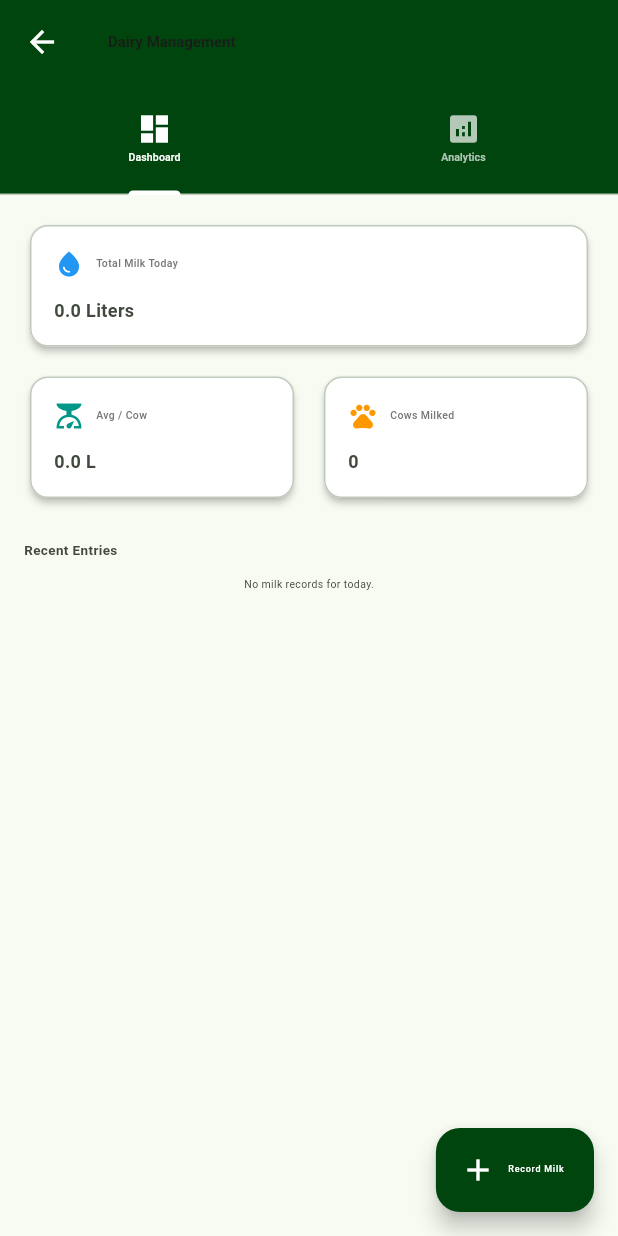
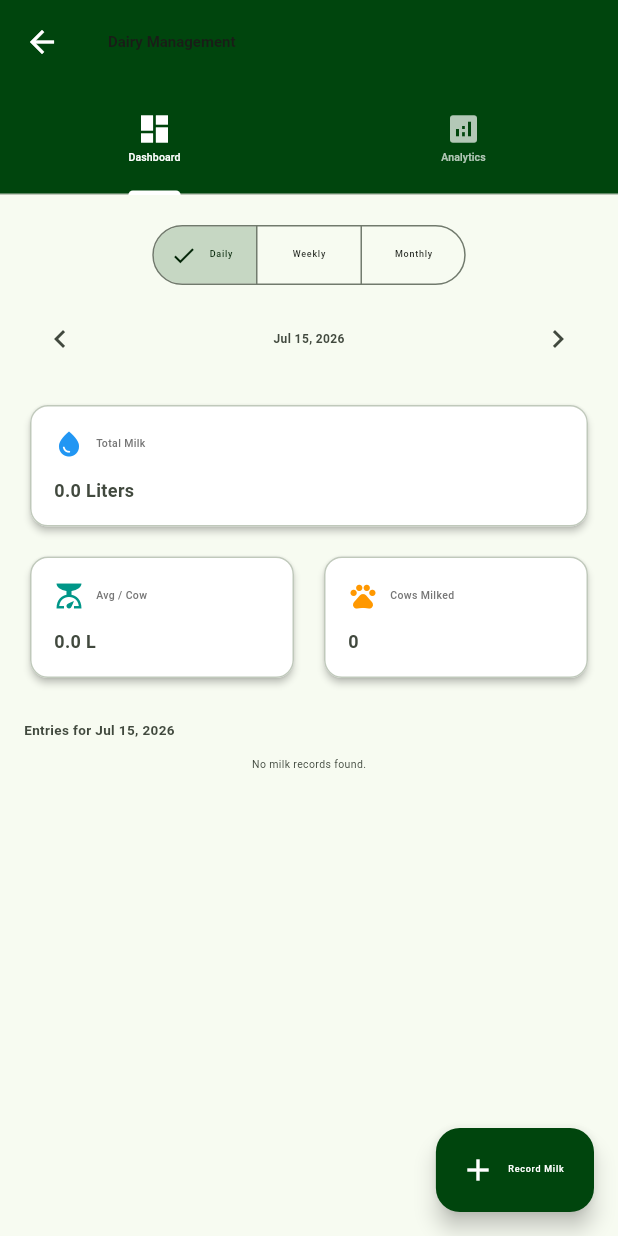
Before and after one commit to Mufti-IBAK/IFMS, a Flutter app: the DairyScreen screen opened by its route, on a phone screen of 412 x 824 dp. Run offline on Flutter 3.47's test engine with Material 3 defaults, Android fonts, the light colour scheme and no system bars; our stand-ins replace connectivity_plus, dio, drift, firebase_core, firebase_messaging, flutter_bloc and 9 more; missing offline and left inert: sqlite3; accounts and stored records are empty; generated files the repository leaves out were written again; network calls fail; statements that could not run were skipped.

Commit message:
UI refinements: use Naira symbol, map Cow IDs in dairy views, add date navigator to dairy dashboard

```diff
--- a/mobile/lib/features/dairy/dairy_bloc.dart
+++ b/mobile/lib/features/dairy/dairy_bloc.dart
@@ -20,6 +20,16 @@ class ChangeAnalyticsFilter extends DairyEvent {
   ChangeAnalyticsFilter(this.filter);
 }
 
+class ChangeDashboardFilter extends DairyEvent {
+  final AnalyticsFilter filter;
+  ChangeDashboardFilter(this.filter);
+}
+
+class ChangeDashboardDate extends DairyEvent {
+  final DateTime date;
+  ChangeDashboardDate(this.date);
+}
+
 // --- States ---
 abstract class DairyState {}
 
@@ -27,11 +37,15 @@ class DairyInitial extends DairyState {}
 class DairyLoading extends DairyState {}
 
 class DairyLoaded extends DairyState {
-  final List<LocalMilkRecord> todayRecords;
-  final double totalMilkToday;
-  final double averagePerCow;
-  final Map<String, double> topProducers; // animalId -> liters
-  final Map<String, double> lowPerformers;
+  final List<LocalMilkRecord> dashboardRecords;
+  final double totalMilkDashboard;
+  final double averagePerCowDashboard;
+  final Map<String, double> topProducersDashboard;
+  final Map<String, double> lowPerformersDashboard;
+
+  final DateTime selectedDashboardDate;
+  final AnalyticsFilter dashboardFilter;
+  final Map<String, String> animalTagMap; // Maps UUID to Tag ID
 
   // Analytics tab specific
   final AnalyticsFilter currentFilter;
@@ -42,11 +56,14 @@ class DairyLoaded extends DairyState {
   final double totalYieldForPeriod;
 
   DairyLoaded({
-    required this.todayRecords,
-    required this.totalMilkToday,
-    required this.averagePerCow,
-    required this.topProducers,
-    required this.lowPerformers,
+    required this.dashboardRecords,
+    required this.totalMilkDashboard,
+    required this.averagePerCowDashboard,
+    required this.topProducersDashboard,
+    required this.lowPerformersDashboard,
+    required this.selectedDashboardDate,
+    required this.dashboardFilter,
+    required this.animalTagMap,
     required this.currentFilter,
     required this.herdChartData,
     required this.herdChartLabels,
@@ -56,11 +73,14 @@ class DairyLoaded extends DairyState {
   });
 
   DairyLoaded copyWith({
-    List<LocalMilkRecord>? todayRecords,
-    double? totalMilkToday,
-    double? averagePerCow,
-    Map<String, double>? topProducers,
-    Map<String, double>? lowPerformers,
+    List<LocalMilkRecord>? dashboardRecords,
+    double? totalMilkDashboard,
+    double? averagePerCowDashboard,
+    Map<String, double>? topProducersDashboard,
+    Map<String, double>? lowPerformersDashboard,
+    DateTime? selectedDashboardDate,
+    AnalyticsFilter? dashboardFilter,
+    Map<String, String>? animalTagMap,
     AnalyticsFilter? currentFilter,
     List<double>? herdChartData,
     List<String>? herdChartLabels,
@@ -69,11 +89,14 @@ class DairyLoaded extends DairyState {
     double? totalYieldForPeriod,
   }) {
     return DairyLoaded(
-      todayRecords: todayRecords ?? this.todayRecords,
-      totalMilkToday: totalMilkToday ?? this.totalMilkToday,
-      averagePerCow: averagePerCow ?? this.averagePerCow,
-      topProducers: topProducers ?? this.topProducers,
-      lowPerformers: lowPerformers ?? this.lowPerformers,
+      dashboardRecords: dashboardRecords ?? this.dashboardRecords,
+      totalMilkDashboard: totalMilkDashboard ?? this.totalMilkDashboard,
+      averagePerCowDashboard: averagePerCowDashboard ?? this.averagePerCowDashboard,
+      topProducersDashboard: topProducersDashboard ?? this.topProducersDashboard,
+      lowPerformersDashboard: lowPerformersDashboard ?? this.lowPerformersDashboard,
+      selectedDashboardDate: selectedDashboardDate ?? this.selectedDashboardDate,
+      dashboardFilter: dashboardFilter ?? this.dashboardFilter,
+      animalTagMap: animalTagMap ?? this.animalTagMap,
       currentFilter: currentFilter ?? this.currentFilter,
       herdChartData: herdChartData ?? this.herdChartData,
       herdChartLabels: herdChartLabels ?? this.herdChartLabels,
@@ -95,44 +118,92 @@ class DairyBloc extends Bloc<DairyEvent, DairyState> {
   final AnimalsRepository animalsRepo;
   AnalyticsFilter _currentFilter = AnalyticsFilter.daily;
 
+  DateTime _dashboardDate = DateTime.now();
+  AnalyticsFilter _dashboardFilter = AnalyticsFilter.daily;
+
   DairyBloc(this.dairyRepo, this.animalsRepo) : super(DairyInitial()) {
     on<LoadDairyData>(_onLoadDairyData);
     on<AddMilkEntry>(_onAddMilkEntry);
     on<ChangeAnalyticsFilter>(_onChangeAnalyticsFilter);
+    on<ChangeDashboardFilter>(_onChangeDashboardFilter);
+    on<ChangeDashboardDate>(_onChangeDashboardDate);
   }
 
   Future<void> _onLoadDairyData(LoadDairyData event, Emitter<DairyState> emit) async {
     emit(DairyLoading());
+    await _loadAllData(emit);
+  }
+
+  Future<void> _onChangeDashboardFilter(ChangeDashboardFilter event, Emitter<DairyState> emit) async {
+    _dashboardFilter = event.filter;
+    if (state is DairyLoaded) {
+      emit(DairyLoading());
+      await _loadAllData(emit);
+    }
+  }
+
+  Future<void> _onChangeDashboardDate(ChangeDashboardDate event, Emitter<DairyState> emit) async {
+    _dashboardDate = event.date;
+    if (state is DairyLoaded) {
+      emit(DairyLoading());
+      await _loadAllData(emit);
+    }
+  }
+
+  Future<void> _loadAllData(Emitter<DairyState> emit) async {
     try {
-      final now = DateTime.now();
+      final animals = await animalsRepo.getAnimals(forceRefresh: false);
+      final tagMap = {for (var a in animals) a.id: a.tagId};
 
-      // Dashboard Data
-      final todayRecords = await dairyRepo.getHerdDailyTotal(now);
-      double totalMilkToday = 0;
+      // 1. Dashboard Data based on _dashboardDate and _dashboardFilter
+      DateTime dStart;
+      DateTime dEnd;
+      if (_dashboardFilter == AnalyticsFilter.daily) {
+        dStart = DateTime(_dashboardDate.year, _dashboardDate.month, _dashboardDate.day);
+        dEnd = DateTime(_dashboardDate.year, _dashboardDate.month, _dashboardDate.day, 23, 59, 59);
+      } else if (_dashboardFilter == AnalyticsFilter.weekly) {
+        // Week starts on Monday
+        int weekday = _dashboardDate.weekday;
+        dStart = DateTime(_dashboardDate.year, _dashboardDate.month, _dashboardDate.day - (weekday - 1));
+        dEnd = dStart.add(const Duration(days: 6, hours: 23, minutes: 59, seconds: 59));
+      } else {
+        dStart = DateTime(_dashboardDate.year, _dashboardDate.month, 1);
+        int nextMonth = _dashboardDate.month + 1;
+        int year = _dashboardDate.year;
+        if (nextMonth > 12) { nextMonth = 1; year++; }
+        dEnd = DateTime(year, nextMonth, 1).subtract(const Duration(seconds: 1));
+      }
+
+      final dashboardRecords = await dairyRepo.getRecordsByDateRange(dStart, dEnd);
+      double totalMilkDashboard = 0;
       final Map<String, double> cowTotals = {};
 
-      for (var record in todayRecords) {
+      for (var record in dashboardRecords) {
         if (!record.isWithdrawn) {
-          totalMilkToday += record.quantityLiters;
-          cowTotals[record.animalId] = (cowTotals[record.animalId] ?? 0) + record.quantityLiters;
+          totalMilkDashboard += record.quantityLiters;
+          final key = tagMap[record.animalId] ?? record.animalId.substring(0, 8);
+          cowTotals[key] = (cowTotals[key] ?? 0) + record.quantityLiters;
         }
       }
 
       final cowCount = cowTotals.keys.length;
-      final averagePerCow = cowCount > 0 ? totalMilkToday / cowCount : 0.0;
+      final averagePerCowDashboard = cowCount > 0 ? totalMilkDashboard / cowCount : 0.0;
       final sortedCows = cowTotals.entries.toList()..sort((a, b) => b.value.compareTo(a.value));
-      final topProducers = Map.fromEntries(sortedCows.take(3));
-      final lowPerformers = Map.fromEntries(sortedCows.reversed.take(3));
+      final topProducersDashboard = Map.fromEntries(sortedCows.take(3));
+      final lowPerformersDashboard = Map.fromEntries(sortedCows.reversed.take(3));
 
-      // Analytics Data
-      final analyticsData = await _calculateAnalytics(_currentFilter);
+      // 2. Analytics Data
+      final analyticsData = await _calculateAnalytics(_currentFilter, tagMap);
 
       emit(DairyLoaded(
-        todayRecords: todayRecords,
-        totalMilkToday: totalMilkToday,
-        averagePerCow: averagePerCow,
-        topProducers: topProducers,
-        lowPerformers: lowPerformers,
+        dashboardRecords: dashboardRecords,
+        totalMilkDashboard: totalMilkDashboard,
+        averagePerCowDashboard: averagePerCowDashboard,
+        topProducersDashboard: topProducersDashboard,
+        lowPerformersDashboard: lowPerformersDashboard,
+        selectedDashboardDate: _dashboardDate,
+        dashboardFilter: _dashboardFilter,
+        animalTagMap: tagMap,
         currentFilter: _currentFilter,
         herdChartData: analyticsData['chartData'] as List<double>,
         herdChartLabels: analyticsData['chartLabels'] as List<String>,
@@ -150,7 +221,9 @@ class DairyBloc extends Bloc<DairyEvent, DairyState> {
       final currentState = state as DairyLoaded;
       _currentFilter = event.filter;
       try {
-        final analyticsData = await _calculateAnalytics(_currentFilter);
+        final animals = await animalsRepo.getAnimals(forceRefresh: false);
+        final tagMap = {for (var a in animals) a.id: a.tagId};
+        final analyticsData = await _calculateAnalytics(_currentFilter, tagMap);
         emit(currentState.copyWith(
           currentFilter: _currentFilter,
           herdChartData: analyticsData['chartData'] as List<double>,
@@ -165,7 +238,7 @@ class DairyBloc extends Bloc<DairyEvent, DairyState> {
     }
   }
 
-  Future<Map<String, dynamic>> _calculateAnalytics(AnalyticsFilter filter) async {
+  Future<Map<String, dynamic>> _calculateAnalytics(AnalyticsFilter filter, Map<String, String> tagMap) async {
     final now = DateTime.now();
     DateTime start;
     int points;
@@ -196,9 +269,11 @@ class DairyBloc extends Bloc<DairyEvent, DairyState> {
       if (r.isWithdrawn) continue;
 
       totalYield += r.quantityLiters;
-      cowBreakdown[r.animalId] = (cowBreakdown[r.animalId] ?? 0) + r.quantityLiters;
-      if (!cowChartData.containsKey(r.animalId)) {
-        cowChartData[r.animalId] = List.filled(points, 0.0);
+      final key = tagMap[r.animalId] ?? r.animalId.substring(0, 8);
+
+      cowBreakdown[key] = (cowBreakdown[key] ?? 0) + r.quantityLiters;
+      if (!cowChartData.containsKey(key)) {
+        cowChartData[key] = List.filled(points, 0.0);
       }
 
       // Assign to chart bucket
@@ -206,21 +281,21 @@ class DairyBloc extends Bloc<DairyEvent, DairyState> {
         final diff = r.recordDate.difference(start).inDays;
         if (diff >= 0 && diff < points) {
           chartData[diff] += r.quantityLiters;
-          cowChartData[r.animalId]![diff] += r.quantityLiters;
+          cowChartData[key]![diff] += r.quantityLiters;
         }
       } else if (filter == AnalyticsFilter.weekly) {
         final diff = r.recordDate.difference(start).inDays;
         int weekIndex = diff ~/ 7;
         if (weekIndex >= 0 && weekIndex < points) {
           chartData[weekIndex] += r.quantityLiters;
-          cowChartData[r.animalId]![weekIndex] += r.quantityLiters;
+          cowChartData[key]![weekIndex] += r.quantityLiters;
         }
       } else if (filter == AnalyticsFilter.monthly) {
         // Calculate months difference
         int monthIndex = (r.recordDate.year - start.year) * 12 + r.recordDate.month - start.month;
         if (monthIndex >= 0 && monthIndex < points) {
           chartData[monthIndex] += r.quantityLiters;
-          cowChartData[r.animalId]![monthIndex] += r.quantityLiters;
+          cowChartData[key]![monthIndex] += r.quantityLiters;
         }
       }
     }
@@ -261,7 +336,6 @@ class DairyBloc extends Bloc<DairyEvent, DairyState> {
       await dairyRepo.addMilkRecord(event.recordData);
       add(LoadDairyData()); // reload dashboard
     } catch (e) {
-      emit(DairyError(e.toString()));
     }
   }
 }
--- a/mobile/lib/features/dairy/dairy_screen.dart
+++ b/mobile/lib/features/dairy/dairy_screen.dart
@@ -90,27 +90,81 @@ class _DairyScreenState extends State<DairyScreen> with SingleTickerProviderStat
   }
 
   Widget _buildDashboardTab(DairyLoaded state) {
+    String dateLabel = '';
+    if (state.dashboardFilter == AnalyticsFilter.daily) {
+      dateLabel = DateFormat('MMM dd, yyyy').format(state.selectedDashboardDate);
+    } else if (state.dashboardFilter == AnalyticsFilter.weekly) {
+      int weekday = state.selectedDashboardDate.weekday;
+      final start = state.selectedDashboardDate.subtract(Duration(days: weekday - 1));
+      final end = start.add(const Duration(days: 6));
+      dateLabel = '${DateFormat('MMM dd').format(start)} - ${DateFormat('MMM dd').format(end)}';
+    } else {
+      dateLabel = DateFormat('MMMM yyyy').format(state.selectedDashboardDate);
+    }
+
+    void shiftDate(int direction) {
+      DateTime newDate = state.selectedDashboardDate;
+      if (state.dashboardFilter == AnalyticsFilter.daily) {
+        newDate = state.selectedDashboardDate.add(Duration(days: direction));
+      } else if (state.dashboardFilter == AnalyticsFilter.weekly) {
+        newDate = state.selectedDashboardDate.add(Duration(days: 7 * direction));
+      } else {
+        newDate = DateTime(state.selectedDashboardDate.year, state.selectedDashboardDate.month + direction, state.selectedDashboardDate.day);
+      }
+      context.read<DairyBloc>().add(ChangeDashboardDate(newDate));
+    }
+
     return RefreshIndicator(
       onRefresh: () async => context.read<DairyBloc>().add(LoadDairyData()),
       child: ListView(
         padding: const EdgeInsets.all(16),
         children: [
-          _buildKpiCard('Total Milk Today', '${state.totalMilkToday.toStringAsFixed(1)} Liters', Icons.water_drop, Colors.blue),
+          Center(
+            child: SegmentedButton<AnalyticsFilter>(
+              segments: const [
+                ButtonSegment(value: AnalyticsFilter.daily, label: Text('Daily')),
+                ButtonSegment(value: AnalyticsFilter.weekly, label: Text('Weekly')),
+                ButtonSegment(value: AnalyticsFilter.monthly, label: Text('Monthly')),
+              ],
+              selected: {state.dashboardFilter},
+              onSelectionChanged: (Set<AnalyticsFilter> newSelection) {
+                context.read<DairyBloc>().add(ChangeDashboardFilter(newSelection.first));
+              },
+              style: ButtonStyle(
+                backgroundColor: MaterialStateProperty.resolveWith<Color>((Set<MaterialState> states) {
+                  return states.contains(MaterialState.selected) ? AppColors.primary.withOpacity(0.2) : Colors.transparent;
+                }),
+              ),
+            ),
+          ),
+          const SizedBox(height: 8),
+          Row(
+            mainAxisAlignment: MainAxisAlignment.spaceBetween,
+            children: [
+              IconButton(icon: const Icon(Icons.chevron_left), onPressed: () => shiftDate(-1)),
+              Text(dateLabel, style: const TextStyle(fontWeight: FontWeight.bold, fontSize: 16)),
+              IconButton(icon: const Icon(Icons.chevron_right), onPressed: () => shiftDate(1)),
+            ],
+          ),
+          const SizedBox(height: 16),
+          _buildKpiCard('Total Milk', '${state.totalMilkDashboard.toStringAsFixed(1)} Liters', Icons.water_drop, Colors.blue),
           const SizedBox(height: 12),
           Row(
             children: [
-              Expanded(child: _buildKpiCard('Avg / Cow', '${state.averagePerCow.toStringAsFixed(1)} L', Icons.scale, Colors.teal)),
+              Expanded(child: _buildKpiCard('Avg / Cow', '${state.averagePerCowDashboard.toStringAsFixed(1)} L', Icons.scale, Colors.teal)),
               const SizedBox(width: 12),
-              Expanded(child: _buildKpiCard('Cows Milked', '${state.topProducers.length + state.lowPerformers.length}', Icons.pets, Colors.orange)),
+              Expanded(child: _buildKpiCard('Cows Milked', '${state.topProducersDashboard.length + state.lowPerformersDashboard.length}', Icons.pets, Colors.orange)),
             ],
           ),
           const SizedBox(height: 24),
-          const Text('Recent Entries', style: TextStyle(fontSize: 18, fontWeight: FontWeight.bold)),
+          Text(state.dashboardFilter == AnalyticsFilter.daily ? 'Entries for $dateLabel' : 'Entries for this period', style: const TextStyle(fontSize: 18, fontWeight: FontWeight.bold)),
           const SizedBox(height: 12),
-          if (state.todayRecords.isEmpty)
-            const Center(child: Text('No milk records for today.'))
+          if (state.dashboardRecords.isEmpty)
+            const Center(child: Text('No milk records found.'))
           else
-            ...state.todayRecords.map((record) => Card(
+            ...state.dashboardRecords.map((record) {
+              final tagId = state.animalTagMap[record.animalId] ?? record.animalId.substring(0, 8);
+              return Card(
                 child: ListTile(
                   leading: CircleAvatar(
                     backgroundColor: record.isWithdrawn ? Colors.red.shade100 : Colors.blue.shade50,
@@ -119,8 +173,8 @@ class _DairyScreenState extends State<DairyScreen> with SingleTickerProviderStat
                       color: record.isWithdrawn ? Colors.red : Colors.blue,
                     ),
                   ),
-                title: Text('Animal ID: ${record.animalId}', style: const TextStyle(fontWeight: FontWeight.bold)),
-                subtitle: Text('Session: ${record.milkingSession} • ${DateFormat('HH:mm').format(record.recordDate)}'),
+                  title: Text('Cow ID: $tagId', style: const TextStyle(fontWeight: FontWeight.bold)),
+                  subtitle: Text('Session: ${record.milkingSession} • ${DateFormat('MMM dd, HH:mm').format(record.recordDate)}'),
                   trailing: Column(
                     mainAxisAlignment: MainAxisAlignment.center,
                     crossAxisAlignment: CrossAxisAlignment.end,
@@ -131,7 +185,8 @@ class _DairyScreenState extends State<DairyScreen> with SingleTickerProviderStat
                     ],
                   ),
                 ),
-            )),
+              );
+            }),
         ],
       ),
     );
@@ -229,7 +284,7 @@ class _DairyScreenState extends State<DairyScreen> with SingleTickerProviderStat
                         backgroundColor: AppColors.primary.withOpacity(0.1),
                         child: const Icon(Icons.pets, color: AppColors.primary),
                       ),
-                      title: Text('Animal ID: ${e.key}', style: const TextStyle(fontWeight: FontWeight.bold)),
+                      title: Text('Cow ID: ${e.key}', style: const TextStyle(fontWeight: FontWeight.bold)),
                       subtitle: Column(
                         crossAxisAlignment: CrossAxisAlignment.start,
                         children: [
```
Also changed, not shown: mobile/lib/features/animals/animals_screen.dart (+16 -4 lines). Lines whose indentation alone changed are shown as unchanged.
